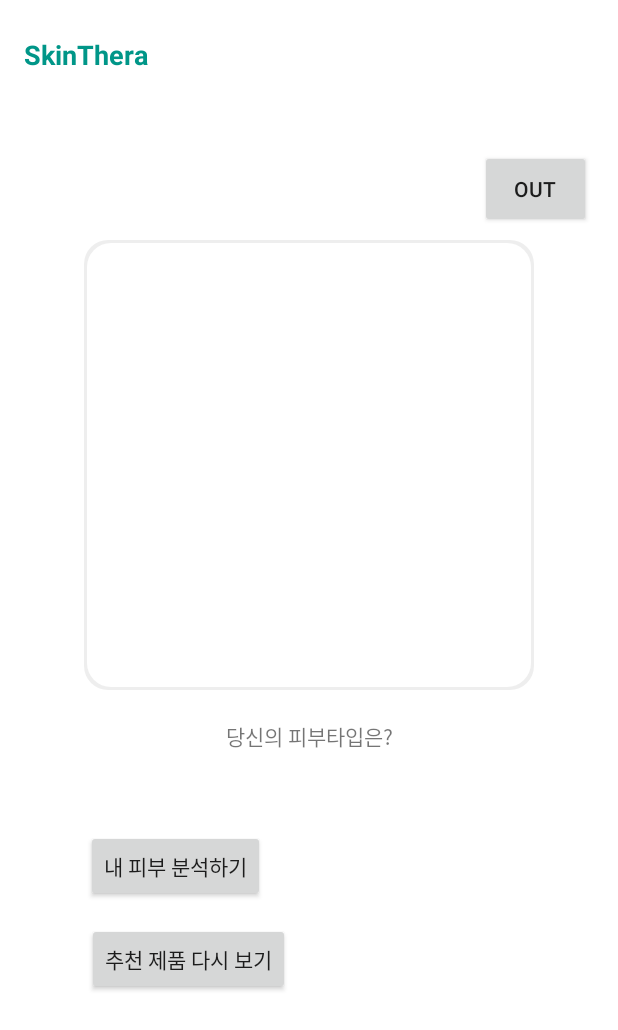
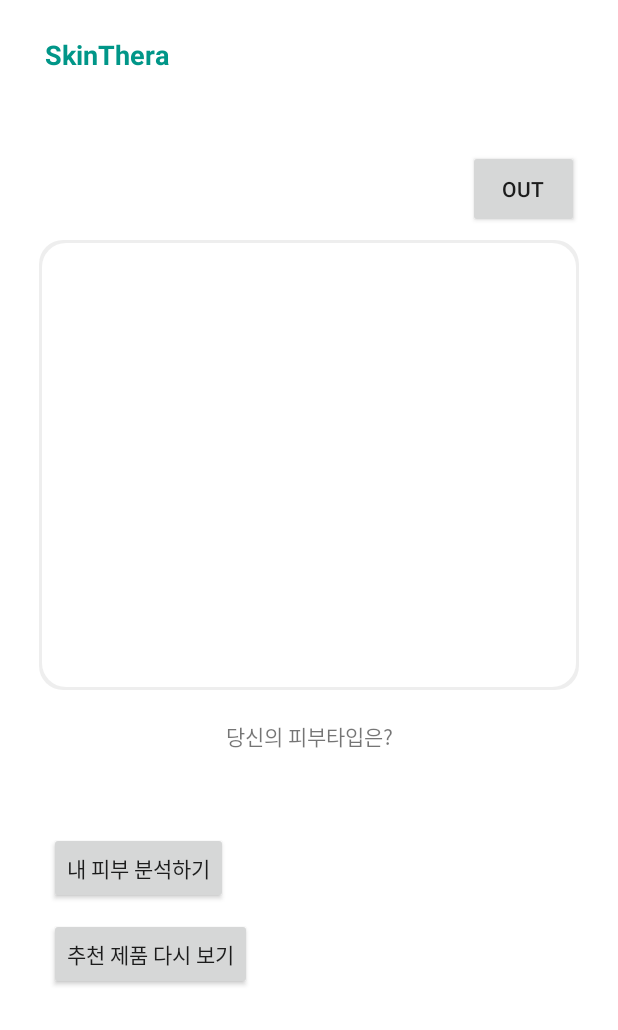
Before and after one commit to gasshot/buildup_mobile, an Android app: the MainActivity screen opened directly, with no data from a screen before it, on a phone screen of 412 x 824 dp. Shown: the top 1030 px of the screen. Run offline under Robolectric (Android 15) with nearby library versions, the phone set to English and light mode, and no system bars.

Commit message:
모바일 시작

```diff
--- a/app/src/main/java/com/example/buildup/RetrofitClient.kt
+++ b/app/src/main/java/com/example/buildup/RetrofitClient.kt
@@ -9,7 +9,7 @@ object RetrofitClient {
 
     // FastAPI 서버의 배포된 주소
     //private const val BASE_URL = "https://buildup-emuz.onrender.com"
-    private const val BASE_URL ="http://54.206.9.203:8000"
+    private const val BASE_URL ="http://54.206.9.203"
     val instance: ApiService by lazy {
         Retrofit.Builder()
             .baseUrl(BASE_URL)
--- a/app/src/main/res/layout/activity_main.xml
+++ b/app/src/main/res/layout/activity_main.xml
@@ -12,7 +12,7 @@
         android:id="@+id/textViewUserName"
         android:layout_width="wrap_content"
         android:layout_height="wrap_content"
-        android:layout_marginStart="16dp"
+        android:layout_marginStart="30dp"
         android:layout_marginTop="24dp"
         android:layout_marginEnd="222dp"
         android:text="SkinThera"
@@ -24,47 +24,40 @@
         app:layout_constraintStart_toStartOf="parent"
         app:layout_constraintTop_toTopOf="parent" />
 
+
     <Button
         android:id="@+id/buttonLogout"
         android:layout_width="74dp"
         android:layout_height="52dp"
-        android:layout_marginStart="320dp"
+        android:layout_marginStart="312dp"
         android:layout_marginBottom="672dp"
         android:text="out"
         app:layout_constraintBottom_toBottomOf="parent"
         app:layout_constraintStart_toStartOf="parent" />
 
-
     <Button
         android:id="@+id/analysisBtn"
         android:layout_width="wrap_content"
         android:layout_height="wrap_content"
-        android:layout_marginStart="56dp"
-        android:layout_marginTop="52dp"
-        android:layout_marginEnd="234dp"
+        android:layout_marginTop="53dp"
+        android:layout_marginEnd="260dp"
         android:text="내 피부 분석하기"
         app:layout_constraintEnd_toEndOf="parent"
-        app:layout_constraintStart_toStartOf="parent"
         app:layout_constraintTop_toBottomOf="@+id/textView" />
 
     <Button
         android:id="@+id/recommandBtn"
         android:layout_width="wrap_content"
         android:layout_height="wrap_content"
-        android:layout_marginStart="56dp"
-        android:layout_marginTop="14dp"
-        android:layout_marginEnd="217dp"
-        android:layout_marginBottom="111dp"
+        android:layout_marginEnd="244dp"
+        android:layout_marginBottom="164dp"
         android:text="추천 제품 다시 보기"
         app:layout_constraintBottom_toBottomOf="parent"
-        app:layout_constraintEnd_toEndOf="parent"
-        app:layout_constraintStart_toStartOf="parent"
-        app:layout_constraintTop_toBottomOf="@+id/analysisBtn"
-        app:layout_constraintVertical_bias="0.0" />
+        app:layout_constraintEnd_toEndOf="parent" />
 
     <View
         android:id="@+id/view"
-        android:layout_width="300dp"
+        android:layout_width="360dp"
         android:layout_height="300dp"
         android:layout_margin="8dp"
         android:layout_marginTop="58dp"
```
